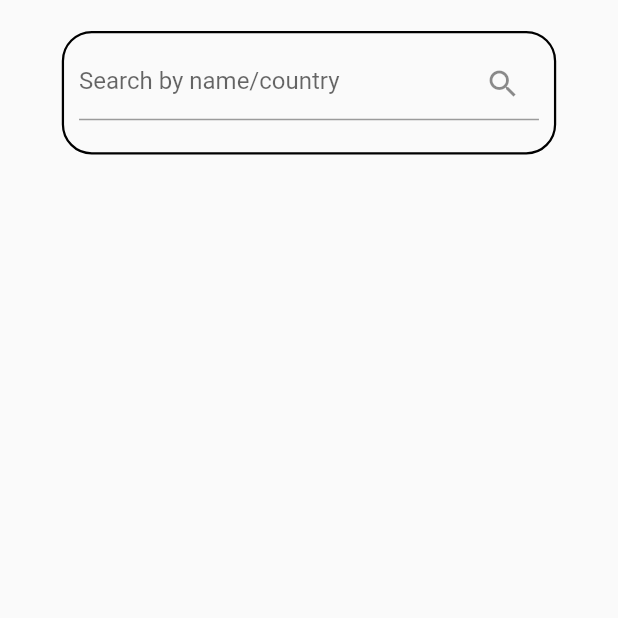
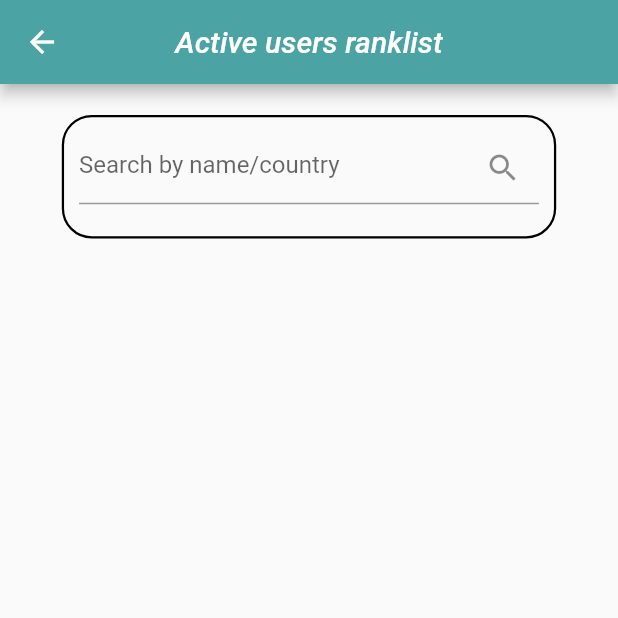
Before and after one commit to rohit-00004/Codeforces-app, a Flutter app: the ActiveUsersList screen opened directly with empty values, on a phone screen of 412 x 824 dp, the top half of it. Run offline on Flutter 3.47's test engine with Material 2 defaults, Android fonts, the phone set to English and light mode, and no system bars; our stand-ins replace animated_text_kit, curved_navigation_bar, hive, hive_flutter, pie_chart; accounts and stored records are empty; network calls fail.

Commit message:
Updated README

```diff
--- a/lib/screens/favorites.dart
+++ b/lib/screens/favorites.dart
@@ -62,7 +62,10 @@ class _FavoritesState extends State<Favorites> {
               itemCount: favusers.length,
               itemBuilder: (context, index) {
                 return ListTile(
-                      leading: Text((index+1).toString()),
+                      leading: Text((index+1).toString(),
+                                style: const TextStyle(
+                                fontSize: 17, fontWeight: FontWeight.bold),
+                                ),
                         onTap: () {
                           Navigator.of(context)
                               .push(MaterialPageRoute(builder: ((context) {
--- a/lib/screens/user_list.dart
+++ b/lib/screens/user_list.dart
@@ -161,7 +161,16 @@ class _ActiveUsersListState extends State<ActiveUsersList> {
   Widget build(BuildContext context) {
     // sortUsers();
     var sz = MediaQuery.of(context).size;
-    return Column(
+    return Scaffold(
+      appBar: AppBar(
+        title: const Text(
+          'Active users ranklist',
+          style: TextStyle(fontStyle: FontStyle.italic),
+        ),
+        centerTitle: true,
+        backgroundColor: const Color.fromARGB(255, 76, 163, 163),
+      ),
+      body: Column(
         children: [
           Container(
             margin: EdgeInsets.only(
@@ -213,14 +222,16 @@ class _ActiveUsersListState extends State<ActiveUsersList> {
                                   style: TextStyle(
                                     fontSize: 18,
                                     fontWeight: FontWeight.bold,
-                                  color: choosecolor(widget.users[index].rank),
+                                    color:
+                                        choosecolor(widget.users[index].rank),
                                   )),
                               Expanded(
                                 child: Text(
                                   '  ${widget.users[index].country}',
                                   overflow: TextOverflow.ellipsis,
                                   style: const TextStyle(
-                                    fontSize: 14, fontStyle: FontStyle.italic),
+                                      fontSize: 14,
+                                      fontStyle: FontStyle.italic),
                                 ),
                               ),
                             ],
@@ -234,7 +245,8 @@ class _ActiveUsersListState extends State<ActiveUsersList> {
                                   style: TextStyle(
                                     fontSize: 18,
                                     fontWeight: FontWeight.bold,
-                                  color: choosecolor(widget.users[index].rank),
+                                    color:
+                                        choosecolor(widget.users[index].rank),
                                   ),
                                 ),
                               ),
@@ -243,17 +255,14 @@ class _ActiveUsersListState extends State<ActiveUsersList> {
                                   '  ${widget.users[index].country}',
                                   overflow: TextOverflow.ellipsis,
                                   style: const TextStyle(
-                                    fontSize: 14, fontStyle: FontStyle.italic),
+                                      fontSize: 14,
+                                      fontStyle: FontStyle.italic),
                                 ),
                               ),
                             ],
                           ),
                     trailing: SizedBox(
                       width: 100,
-
-                    // decoration: BoxDecoration(
-                    //   border: Border.all(color: Colors.black)
-                    // ),
                       child: Row(
                         children: [
                           Expanded(
@@ -270,8 +279,8 @@ class _ActiveUsersListState extends State<ActiveUsersList> {
                               child: IconButton(
                                   onPressed: () {
                                     setState(() {
-                                    if (selectedHandles
-                                        .contains(widget.users[index].handle)) {
+                                      if (selectedHandles.contains(
+                                          widget.users[index].handle)) {
                                         selectedHandles
                                             .remove(widget.users[index].handle);
                                         final box =
@@ -304,6 +313,7 @@ class _ActiveUsersListState extends State<ActiveUsersList> {
                 }),
           ),
         ],
+      ),
     );
   }
 }
```
Also changed, not shown: 1 other file. Lines whose indentation alone changed are shown as unchanged.
